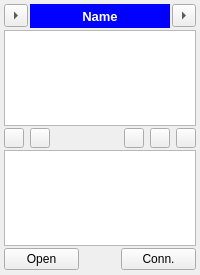
The window that spinetoolbox/ui/subwindow_data_connection.ui (spine-tools/Spine-Toolbox) describes before a commit, drawn with Qt 5.
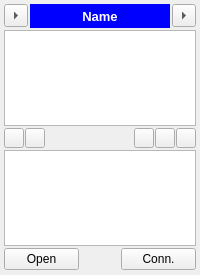
The same window after the commit. Icons and pictures are not drawn.

```diff
--- a/spinetoolbox/ui/subwindow_data_connection.ui
+++ b/spinetoolbox/ui/subwindow_data_connection.ui
@@ -186,7 +186,7 @@
      <item>
       <layout class="QHBoxLayout" name="horizontalLayout_2">
        <property name="spacing">
-        <number>6</number>
+        <number>1</number>
        </property>
        <property name="leftMargin">
         <number>0</number>
```
